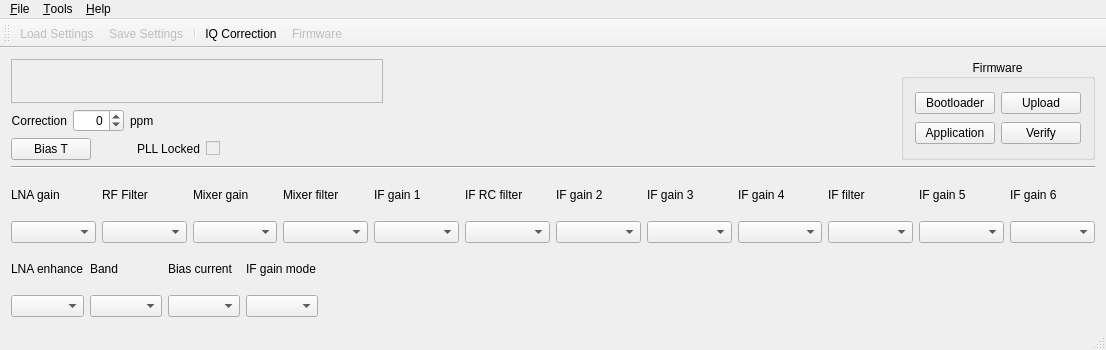
Above: mainwindow.ui from csete/qthid before the change. Below: the same form after it.
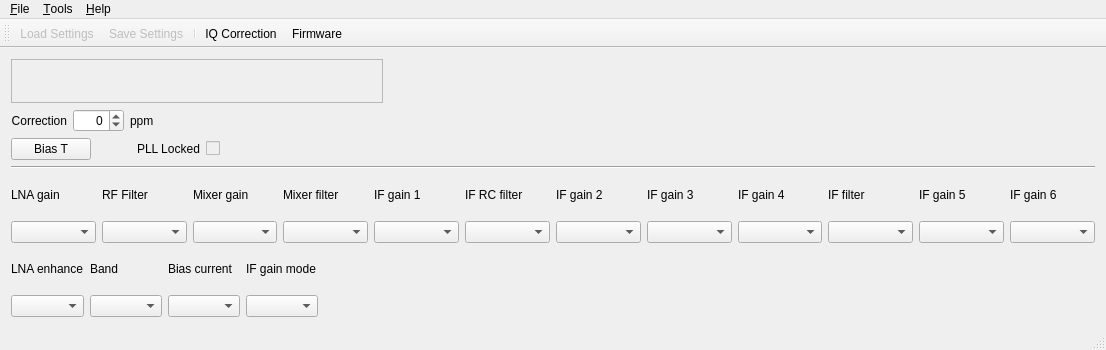
That is the form after the change. Icons and pictures are not drawn. Custom widgets are drawn as their Qt base class.

Commit message: Issue #10: Move firmware tools to dedicated dialog window.

What changed in the file:
```diff
--- a/mainwindow.ui
+++ b/mainwindow.ui
@@ -222,103 +222,6 @@
         </property>
        </spacer>
       </item>
-      <item>
-       <widget class="QGroupBox" name="groupBoxFw">
-        <property name="title">
-         <string>Firmware</string>
-        </property>
-        <property name="alignment">
-         <set>Qt::AlignCenter</set>
-        </property>
-        <layout class="QGridLayout" name="gridLayout">
-         <item row="1" column="1">
-          <widget class="QPushButton" name="pushButtonVerifyFirmware">
-           <property name="toolTip">
-            <string>Verify the firmware on the FCD</string>
-           </property>
-           <property name="statusTip">
-            <string/>
-           </property>
-           <property name="whatsThis">
-            <string>Verify the firmware in the Funcube Dongle against a firmware on disk</string>
-           </property>
-           <property name="text">
-            <string>Verify</string>
-           </property>
-          </widget>
-         </item>
-         <item row="0" column="1">
-          <widget class="QPushButton" name="pushButtonUpdateFirmware">
-           <property name="sizePolicy">
-            <sizepolicy hsizetype="Minimum" vsizetype="Fixed">
-             <horstretch>0</horstretch>
-             <verstretch>0</verstretch>
-            </sizepolicy>
-           </property>
-           <property name="toolTip">
-            <string>Upload new firmware</string>
-           </property>
-           <property name="statusTip">
-            <string/>
-           </property>
-           <property name="whatsThis">
-            <string>Click this buttin to upload new firmware to the Funcube Dongle</string>
-           </property>
-           <property name="text">
-            <string>Upload</string>
-           </property>
-          </widget>
-         </item>
-         <item row="1" column="0">
-          <widget class="QPushButton" name="pushButtonBLReset">
-           <property name="sizePolicy">
-            <sizepolicy hsizetype="Minimum" vsizetype="Fixed">
-             <horstretch>0</horstretch>
-             <verstretch>0</verstretch>
-            </sizepolicy>
-           </property>
-           <property name="toolTip">
-            <string>Switch to application mode</string>
-           </property>
-           <property name="statusTip">
-            <string/>
-           </property>
-           <property name="whatsThis">
-            <string>This button switches the Funcube Dongle back to application mode</string>
-           </property>
-           <property name="text">
-            <string>Application</string>
-           </property>
-          </widget>
-         </item>
-         <item row="0" column="0">
-          <widget class="QPushButton" name="pushButtonAppReset">
-           <property name="sizePolicy">
-            <sizepolicy hsizetype="Minimum" vsizetype="Fixed">
-             <horstretch>0</horstretch>
-             <verstretch>0</verstretch>
-            </sizepolicy>
-           </property>
-           <property name="toolTip">
-            <string>Switch to bootloader mode</string>
-           </property>
-           <property name="statusTip">
-            <string/>
-           </property>
-           <property name="whatsThis">
-            <string>This button switches the Funcube Dongle to bootloader mode where you can upload new firmware</string>
-           </property>
-           <property name="text">
-            <string>Bootloader</string>
-           </property>
-           <property name="checkable">
-            <bool>false</bool>
-           </property>
-          </widget>
-         </item>
-        </layout>
-       </widget>
-      </item>
      </layout>
     </item>
     <item>
@@ -691,7 +594,7 @@
   </action>
   <action name="actionFirmware">
    <property name="enabled">
-    <bool>false</bool>
+    <bool>true</bool>
    </property>
    <property name="icon">
     <iconset resource="qthid.qrc">
```
The commit also changes 6 other files.
